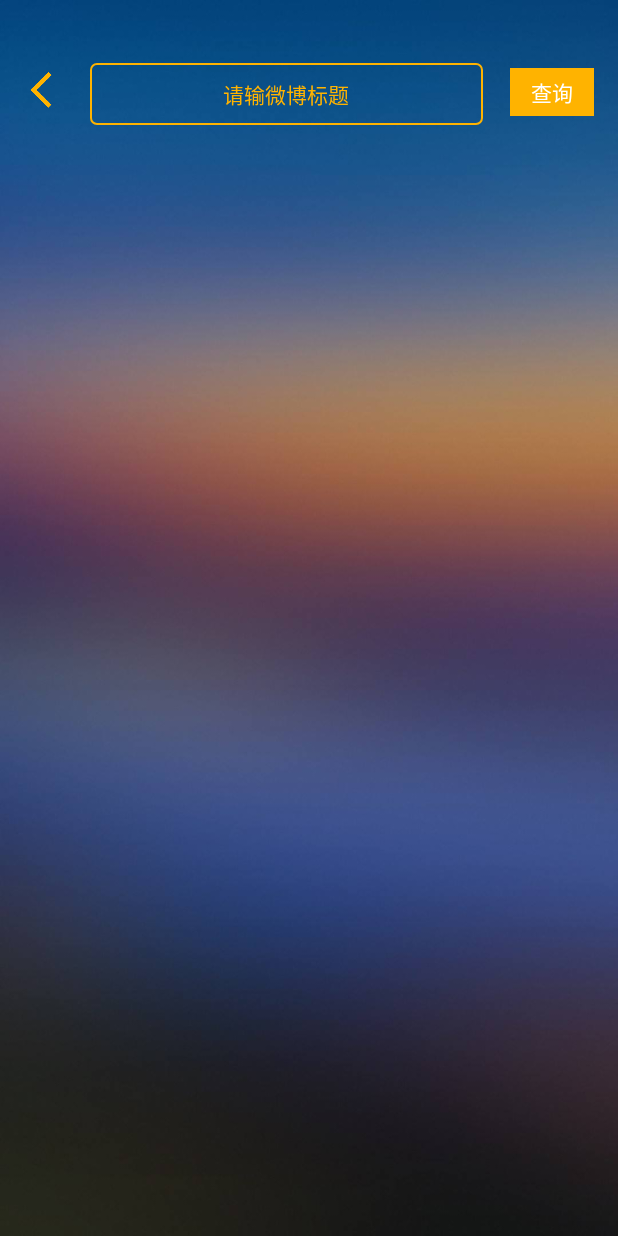
After one commit to HuaDanJson/WeiBoProject, an Android app: the SearchWeiBoActivity screen opened directly, with no data from a screen before it, on a phone screen of 412 x 824 dp. The commit adds this screen. Run offline under Robolectric (Android 15) with nearby library versions, the phone set to English and light mode, and no system bars; our stand-ins replace ButterKnife; libraries missing offline, so code that uses them is left out: cn.bmob.v3, com.blankj.utilcode.

Commit message:
add seatch logcin

```diff
--- a/app/src/main/AndroidManifest.xml
+++ b/app/src/main/AndroidManifest.xml
@@ -32,6 +32,8 @@
         android:roundIcon="@mipmap/ic_launcher_round"
         android:supportsRtl="true"
         android:theme="@style/AppTheme">
+        <activity android:name=".activity.SearchWeiBoActivity">
+        </activity>
         <activity android:name=".activity.CommentActivity">
         </activity>
         <activity
@@ -71,7 +73,6 @@
         <activity
             android:name=".activity.ChangePwdActivity"
             android:screenOrientation="portrait"/>
-
     </application>
 
 </manifest>
--- /dev/null
+++ b/app/src/main/java/cool/weiboproject/android/activity/SearchWeiBoActivity.java
@@ -0,0 +1,101 @@
+package cool.weiboproject.android.activity;
+
+import android.os.Bundle;
+import android.support.v7.widget.LinearLayoutManager;
+import android.support.v7.widget.RecyclerView;
+import android.text.TextUtils;
+import android.view.View;
+import android.widget.AdapterView;
+import android.widget.EditText;
+import android.widget.ImageView;
+import android.widget.TextView;
+
+import com.blankj.utilcode.util.LogUtils;
+
+import java.util.ArrayList;
+import java.util.List;
+
+import butterknife.BindView;
+import butterknife.ButterKnife;
+import butterknife.OnClick;
+import cn.bmob.v3.BmobQuery;
+import cn.bmob.v3.exception.BmobException;
+import cn.bmob.v3.listener.FindListener;
+import cool.weiboproject.android.R;
+import cool.weiboproject.android.adapter.WeiBoAdapter;
+import cool.weiboproject.android.base.BaseActivity;
+import cool.weiboproject.android.bean.WeiBoBean;
+import cool.weiboproject.android.utils.ActivityUtil;
+import cool.weiboproject.android.utils.ToastHelper;
+
+public class SearchWeiBoActivity extends BaseActivity {
+
+    @BindView(R.id.ivSeeOthersLocationActivityBack)
+    ImageView mBack;
+    @BindView(R.id.edtSeeOthersLocationActivity)
+    EditText mEditText;
+    @BindView(R.id.tvSeeOthersLocationActivityChaXun)
+    TextView mSearchBtn;
+    @BindView(R.id.rlv_search)
+    RecyclerView mRecyclerView;
+
+    private List<WeiBoBean> mWeiBoBeanList = new ArrayList<>();
+    private WeiBoAdapter mWeiBoAdapter;
+
+    @Override
+    protected void onCreate(Bundle savedInstanceState) {
+        super.onCreate(savedInstanceState);
+        setContentView(R.layout.activity_search_wei_bo);
+        ButterKnife.bind(this);
+    }
+
+
+    @OnClick(R.id.ivSeeOthersLocationActivityBack)
+    public void backClicked() {
+        this.finish();
+    }
+
+    @OnClick(R.id.tvSeeOthersLocationActivityChaXun)
+    public void searchClicked() {
+        String searchValue = mEditText.getText().toString();
+        if (TextUtils.isEmpty(searchValue)) {
+            ToastHelper.showShortMessage("请输入信息后再查询");
+        } else {
+            BmobQuery<WeiBoBean> query = new BmobQuery<WeiBoBean>();
+            query.addWhereEqualTo("title", searchValue);
+            query.setLimit(80);
+            query.findObjects(new FindListener<WeiBoBean>() {
+                @Override
+                public void done(List<WeiBoBean> list, BmobException e) {
+                    if (e == null) {
+                        LogUtils.d("WeiBoFragment BmobQuery success:" + list);
+                        mWeiBoBeanList = list;
+                        if (list == null || list.isEmpty()) {
+                            ToastHelper.showShortMessage("未搜索到匹配信息");
+                        }
+                        if (mWeiBoAdapter == null) {
+                            mRecyclerView.setLayoutManager(new LinearLayoutManager(SearchWeiBoActivity.this));
+                            mWeiBoAdapter = new WeiBoAdapter();
+                            mWeiBoAdapter.setOnItemClickListener(mBookClickListener);
+                            mWeiBoAdapter.setDataSilently(mWeiBoBeanList);
+                            mRecyclerView.setAdapter(mWeiBoAdapter);
+                        } else {
+                            mWeiBoAdapter.setData(mWeiBoBeanList);
+                        }
+                    } else {
+                        LogUtils.d("WeiBoFragment BmobQuery failed : " + e);
+                    }
+                }
+            });
+        }
+    }
+
+    private AdapterView.OnItemClickListener mBookClickListener = new AdapterView.OnItemClickListener() {
+        @Override
+        public void onItemClick(AdapterView<?> parent, final View view, final int position, long id) {
+            if (mWeiBoAdapter == null) { return; }
+            WeiBoBean weiBoBean = mWeiBoAdapter.getItem(position);
+            ActivityUtil.startReaderActivity(SearchWeiBoActivity.this, weiBoBean);
+        }
+    };
+}
--- /dev/null
+++ b/app/src/main/res/drawable/search_bg.xml
@@ -0,0 +1,41 @@
+<?xml version="1.0" encoding="utf-8"?>
+<selector xmlns:android="http://schemas.android.com/apk/res/android">
+    <item android:state_pressed="false">
+        <shape >
+            <corners
+                android:topRightRadius="4dp"
+                android:bottomRightRadius="4dp"
+                android:topLeftRadius="4dp"
+                android:bottomLeftRadius="4dp"/>
+            <!--边缘线-->
+            <stroke android:width="1dp"
+                android:color="@color/yellow87" />
+
+
+        </shape>
+    </item>
+
+    <item android:state_pressed="true">
+        <shape >
+            <corners
+                android:topRightRadius="4dp"
+                android:bottomRightRadius="4dp"
+                android:topLeftRadius="4dp"
+                android:bottomLeftRadius="4dp"/>
+            <!--<gradient-->
+                <!--android:startColor="@color/red_deep"-->
+                <!--android:endColor="@color/red_deep"/>-->
+
+            <corners
+                android:topRightRadius="4dp"
+                android:bottomRightRadius="4dp"
+                android:topLeftRadius="4dp"
+                android:bottomLeftRadius="4dp"/>
+            <!--边缘线-->
+            <stroke android:width="1dp"
+                android:color="@color/yellow87" />
+
+        </shape>
+    </item>
+
+</selector>
--- /dev/null
+++ b/app/src/main/res/layout/activity_search_wei_bo.xml
@@ -0,0 +1,69 @@
+<?xml version="1.0" encoding="utf-8"?>
+<RelativeLayout
+    xmlns:android="http://schemas.android.com/apk/res/android"
+    android:layout_width="match_parent"
+    android:layout_height="match_parent"
+    android:background="@mipmap/bg"
+    android:fitsSystemWindows="true">
+
+    <LinearLayout
+        android:id="@+id/llMainActivitySend"
+        android:layout_width="match_parent"
+        android:layout_height="56dp"
+        android:layout_marginTop="32dp"
+        android:orientation="horizontal">
+
+        <RelativeLayout
+            android:layout_width="match_parent"
+            android:layout_height="match_parent">
+
+            <ImageView
+                android:id="@+id/ivSeeOthersLocationActivityBack"
+                android:layout_width="56dp"
+                android:layout_height="56dp"
+                android:clickable="true"
+                android:padding="16dp"
+                android:scaleType="fitXY"
+                android:src="@mipmap/icon_back"/>
+
+            <EditText
+                android:id="@+id/edtSeeOthersLocationActivity"
+                android:layout_width="match_parent"
+                android:layout_height="wrap_content"
+                android:layout_marginLeft="60dp"
+                android:layout_marginRight="90dp"
+                android:layout_marginTop="10dp"
+                android:background="@drawable/search_bg"
+                android:gravity="center"
+                android:hint="请输微博标题"
+                android:paddingBottom="10dp"
+                android:paddingTop="10dp"
+                android:singleLine="true"
+                android:textColor="@color/yellow87"
+                android:textColorHint="@color/yellow87"
+                android:textSize="14sp"/>
+
+            <TextView
+                android:id="@+id/tvSeeOthersLocationActivityChaXun"
+                android:layout_width="56dp"
+                android:layout_height="32dp"
+                android:layout_alignParentRight="true"
+                android:layout_marginRight="16dp"
+                android:layout_marginTop="13dp"
+                android:background="@color/yellow87"
+                android:clickable="true"
+                android:gravity="center"
+                android:text="查询"
+                android:textColor="@color/white"
+                android:textSize="14sp"/>
+        </RelativeLayout>
+    </LinearLayout>
+
+    <android.support.v7.widget.RecyclerView
+        android:id="@+id/rlv_search"
+        android:layout_width="match_parent"
+        android:layout_height="match_parent"
+        android:layout_below="@+id/llMainActivitySend"
+        android:layout_marginTop="@dimen/dp10"/>
+
+</RelativeLayout>
--- a/app/src/main/res/values/colors.xml
+++ b/app/src/main/res/values/colors.xml
@@ -187,5 +187,6 @@
     <color name="album_bg_color">#D8D8D8</color>
     <color name="update_music_bg">#AB2C2C2C</color>
     <color name="feedback_activity_edit_stroke_color">#1f000000</color>
+    <color name="yellow87">#FFffb300</color>
 
 </resources>
```
Also changed, not shown: app/src/main/java/cool/weiboproject/android/activity/ReaderActivity.java (+27 -0 lines), app/src/main/java/cool/weiboproject/android/fragment/MeFragment.java (+7 -0 lines), app/src/main/java/cool/weiboproject/android/utils/ActivityUtil.java (+8 -0 lines), app/src/main/res/layout/activity_read_book.xml (+10 -0 lines), app/src/main/res/layout/fragment_video.xml (+16 -1 lines).
